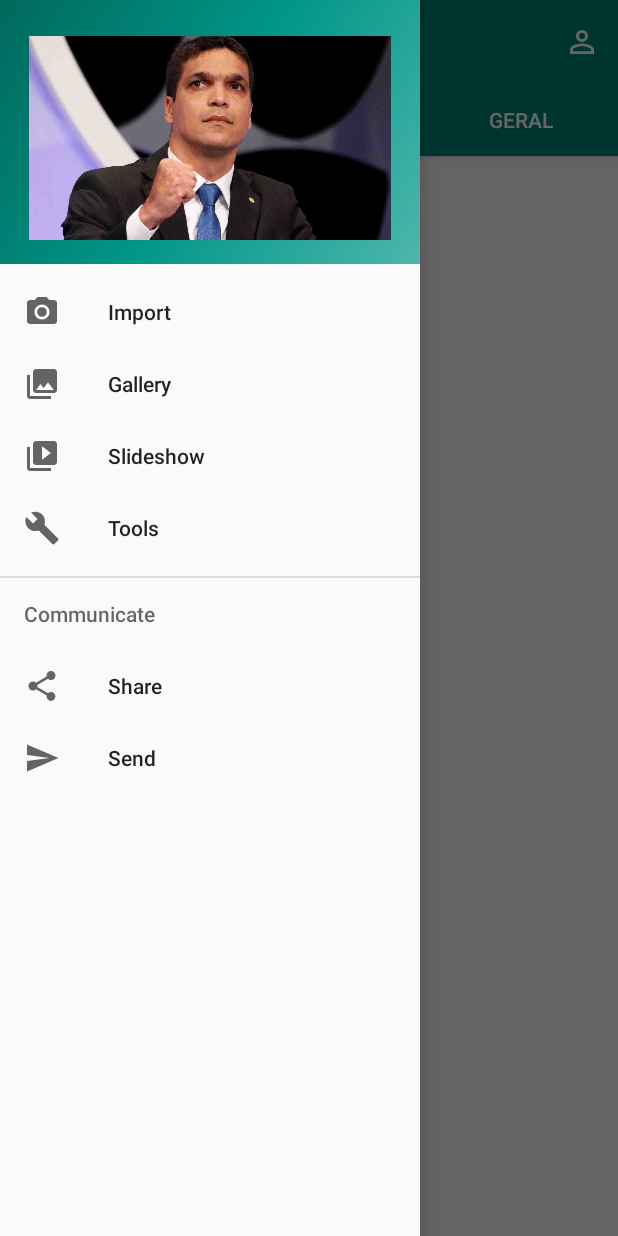
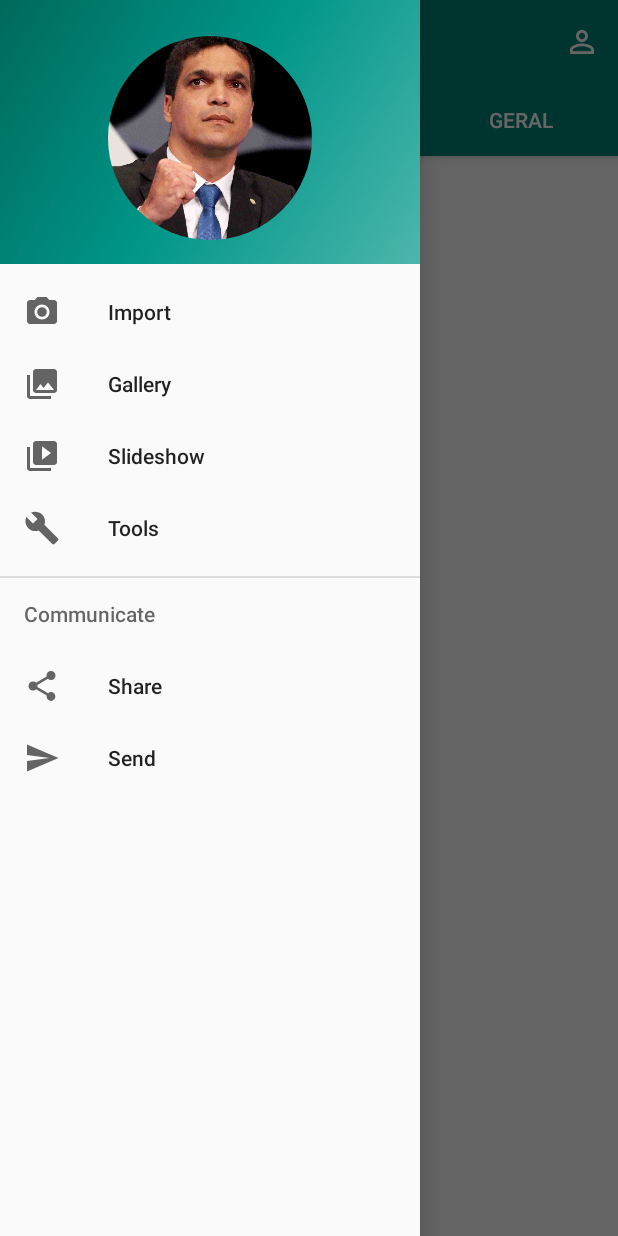
Before and after one commit to Mobile02-DH/NoticiaApp, an Android app: the HomeActivity screen opened directly, with no data from a screen before it, with the side drawer open, on a phone screen of 412 x 824 dp. Run offline under Robolectric (Android 15) with nearby library versions, the phone set to English and light mode, and no system bars; our stand-ins replace CircleImageView, Picasso; pictures from the network do not load; 1 statement that could not run was skipped.

Commit message:
Imagem redonda no Drawer

```diff
--- a/ConnectNews/app/build.gradle
+++ b/ConnectNews/app/build.gradle
@@ -34,6 +34,8 @@ dependencies {
     implementation 'com.google.firebase:firebase-database:16.0.1'
     implementation 'com.google.firebase:firebase-auth:16.0.1'
     implementation 'com.facebook.android:facebook-android-sdk:4.33.0'
+    implementation 'de.hdodenhof:circleimageview:2.2.0'
+
 }
 
 apply plugin: 'com.google.gms.google-services'
--- a/ConnectNews/app/src/main/res/layout/content_item_view.xml
+++ b/ConnectNews/app/src/main/res/layout/content_item_view.xml
@@ -58,13 +58,13 @@
             app:layout_constraintTop_toBottomOf="@+id/txtTitulo" />
 
         <ImageView
-            android:id="@+id/imageView5"
+            android:id="@+id/btn_user_like"
             android:layout_width="40dp"
             android:layout_height="40dp"
+            android:layout_marginBottom="8dp"
+            android:layout_marginLeft="16dp"
             android:layout_marginStart="16dp"
-            android:layout_marginLeft="16dp"
             android:layout_marginTop="8dp"
-            android:layout_marginBottom="8dp"
             app:layout_constraintBottom_toBottomOf="parent"
             app:layout_constraintStart_toStartOf="parent"
             app:layout_constraintTop_toBottomOf="@+id/txtNoticias"
--- a/ConnectNews/app/src/main/res/layout/nav_header_home.xml
+++ b/ConnectNews/app/src/main/res/layout/nav_header_home.xml
@@ -12,7 +12,7 @@
     android:paddingBottom="@dimen/activity_vertical_margin"
     android:theme="@style/ThemeOverlay.AppCompat.Dark">
 
-    <ImageView
+    <de.hdodenhof.circleimageview.CircleImageView
         android:id="@+id/avatar"
         android:layout_width="wrap_content"
         android:layout_height="wrap_content"
@@ -32,6 +32,6 @@
         android:id="@+id/txtEmail"
         android:layout_width="wrap_content"
         android:layout_height="wrap_content"
-        android:text="@string/nav_header_subtitle" />
+        android:text="" />
 
 </LinearLayout>
```
